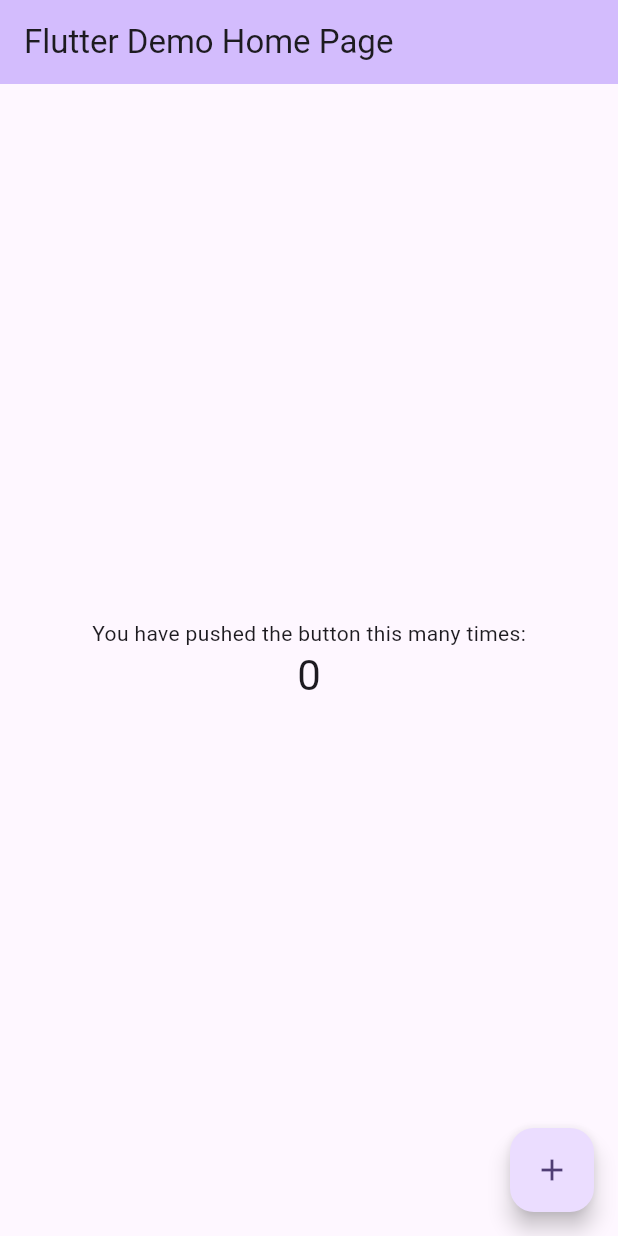
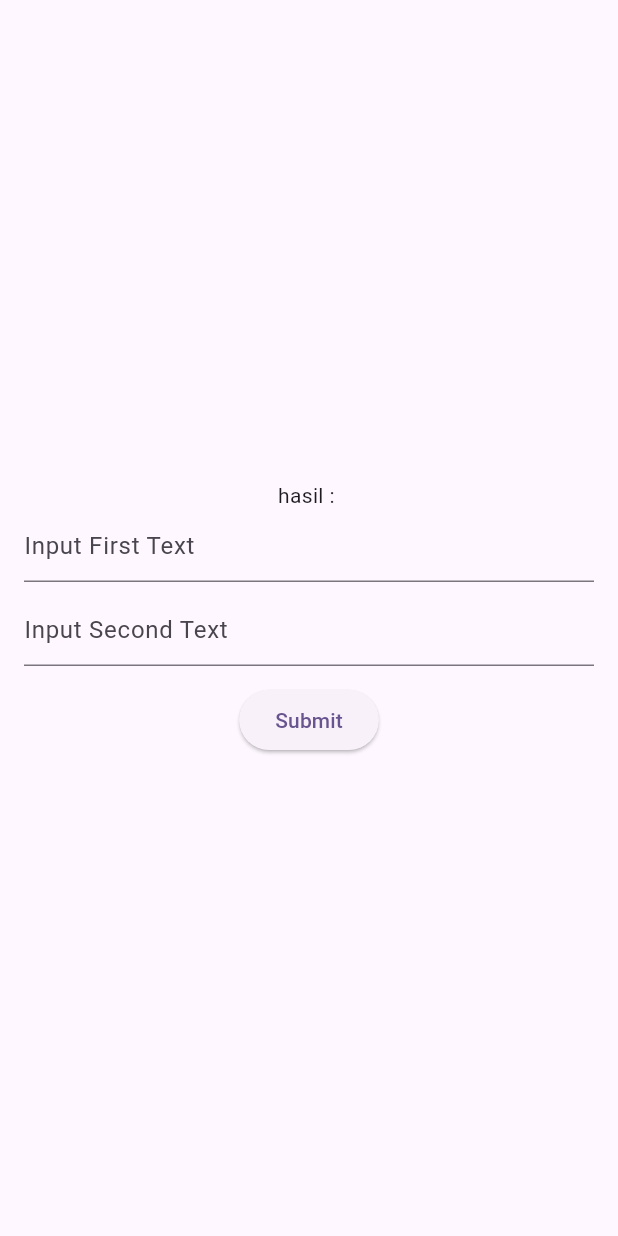
Before and after one commit to bilardos29/msitest, a Flutter app: the screen it shows after launch, on a phone screen of 412 x 824 dp. Run offline on Flutter 3.47's test engine with Material 2 defaults, Android fonts, the phone set to English and light mode, and no system bars.

Commit message:
update final comit

```diff
--- a/lib/main.dart
+++ b/lib/main.dart
@@ -1,4 +1,8 @@
 import 'package:flutter/material.dart';
+import 'package:msitest/view/presenter/data_process.dart';
+import 'package:msitest/view/screen_a.dart';
+import 'package:msitest/view/screen_b.dart';
+import 'package:provider/provider.dart';
 
 void main() {
   runApp(const MyApp());
@@ -13,113 +17,16 @@ class MyApp extends StatelessWidget {
     return MaterialApp(
       title: 'Flutter Demo',
       theme: ThemeData(
-        // This is the theme of your application.
-        //
-        // TRY THIS: Try running your application with "flutter run". You'll see
-        // the application has a blue toolbar. Then, without quitting the app,
-        // try changing the seedColor in the colorScheme below to Colors.green
-        // and then invoke "hot reload" (save your changes or press the "hot
-        // reload" button in a Flutter-supported IDE, or press "r" if you used
-        // the command line to start the app).
-        //
-        // Notice that the counter didn't reset back to zero; the application
-        // state is not lost during the reload. To reset the state, use hot
-        // restart instead.
-        //
-        // This works for code too, not just values: Most code changes can be
-        // tested with just a hot reload.
+
         colorScheme: ColorScheme.fromSeed(seedColor: Colors.deepPurple),
         useMaterial3: true,
       ),
-      home: const MyHomePage(title: 'Flutter Demo Home Page'),
+      home: MultiProvider(
+        providers: [
+          ChangeNotifierProvider(create: (_) => DataProcess()),
+        ],
+        child: const ScreenB(),
+      ),
     );
   }
 }
-
-class MyHomePage extends StatefulWidget {
-  const MyHomePage({super.key, required this.title});
-
-  // This widget is the home page of your application. It is stateful, meaning
-  // that it has a State object (defined below) that contains fields that affect
-  // how it looks.
-
-  // This class is the configuration for the state. It holds the values (in this
-  // case the title) provided by the parent (in this case the App widget) and
-  // used by the build method of the State. Fields in a Widget subclass are
-  // always marked "final".
-
-  final String title;
-
-  @override
-  State<MyHomePage> createState() => _MyHomePageState();
-}
-
-class _MyHomePageState extends State<MyHomePage> {
-  int _counter = 0;
-
-  void _incrementCounter() {
-    setState(() {
-      // This call to setState tells the Flutter framework that something has
-      // changed in this State, which causes it to rerun the build method below
-      // so that the display can reflect the updated values. If we changed
-      // _counter without calling setState(), then the build method would not be
-      // called again, and so nothing would appear to happen.
-      _counter++;
-    });
-  }
-
-  @override
-  Widget build(BuildContext context) {
-    // This method is rerun every time setState is called, for instance as done
-    // by the _incrementCounter method above.
-    //
-    // The Flutter framework has been optimized to make rerunning build methods
-    // fast, so that you can just rebuild anything that needs updating rather
-    // than having to individually change instances of widgets.
-    return Scaffold(
-      appBar: AppBar(
-        // TRY THIS: Try changing the color here to a specific color (to
-        // Colors.amber, perhaps?) and trigger a hot reload to see the AppBar
-        // change color while the other colors stay the same.
-        backgroundColor: Theme.of(context).colorScheme.inversePrimary,
-        // Here we take the value from the MyHomePage object that was created by
-        // the App.build method, and use it to set our appbar title.
-        title: Text(widget.title),
-      ),
-      body: Center(
-        // Center is a layout widget. It takes a single child and positions it
-        // in the middle of the parent.
-        child: Column(
-          // Column is also a layout widget. It takes a list of children and
-          // arranges them vertically. By default, it sizes itself to fit its
-          // children horizontally, and tries to be as tall as its parent.
-          //
-          // Column has various properties to control how it sizes itself and
-          // how it positions its children. Here we use mainAxisAlignment to
-          // center the children vertically; the main axis here is the vertical
-          // axis because Columns are vertical (the cross axis would be
-          // horizontal).
-          //
-          // TRY THIS: Invoke "debug painting" (choose the "Toggle Debug Paint"
-          // action in the IDE, or press "p" in the console), to see the
-          // wireframe for each widget.
-          mainAxisAlignment: MainAxisAlignment.center,
-          children: <Widget>[
-            const Text(
-              'You have pushed the button this many times:',
-            ),
-            Text(
-              '$_counter',
-              style: Theme.of(context).textTheme.headlineMedium,
-            ),
-          ],
-        ),
-      ),
-      floatingActionButton: FloatingActionButton(
-        onPressed: _incrementCounter,
-        tooltip: 'Increment',
-        child: const Icon(Icons.add),
-      ), // This trailing comma makes auto-formatting nicer for build methods.
-    );
-  }
-}
--- /dev/null
+++ b/lib/view/presenter/data_process.dart
@@ -0,0 +1,28 @@
+import 'package:flutter/cupertino.dart';
+
+class DataProcess with ChangeNotifier {
+  String _result = '';
+
+  set result(String val) {
+    _result = val;
+    notifyListeners();
+  }
+
+  String get result => _result;
+
+  void submitData(String text1, String text2) {
+    /**
+     * This function will be matching each character in text1,
+     * into text2
+     * */
+    for (int i = 0; i < text1.length; i++) {
+      if (!text1[i].contains(' ')) {
+        if (!_result.contains(text1[i]) && text2.contains(text1[i])) {
+          _result = _result + text1[i];
+        }
+      }
+    }
+
+    notifyListeners();
+  }
+}
--- /dev/null
+++ b/lib/view/screen_b.dart
@@ -0,0 +1,55 @@
+import 'package:flutter/material.dart';
+import 'package:msitest/view/presenter/data_process.dart';
+import 'package:provider/provider.dart';
+
+class ScreenB extends StatefulWidget {
+  const ScreenB({Key? key}) : super(key: key);
+
+  @override
+  State<ScreenB> createState() => _ScreenBState();
+}
+
+class _ScreenBState extends State<ScreenB> {
+  late TextEditingController text1;
+  late TextEditingController text2;
+  late DataProcess presenter;
+
+  @override
+  void initState() {
+    // TODO: implement initState
+    super.initState();
+    text1 = TextEditingController();
+    text2 = TextEditingController();
+  }
+
+  @override
+  Widget build(BuildContext context) {
+    presenter = Provider.of<DataProcess>(context);
+    return Scaffold(
+      body: Padding(
+        padding: const EdgeInsets.all(16.0),
+        child: Column(
+          mainAxisAlignment: MainAxisAlignment.center,
+          crossAxisAlignment: CrossAxisAlignment.center,
+          children: [
+            Text('hasil : ${presenter.result}'),
+            TextField(
+                controller: text1,
+                decoration: InputDecoration(hintText: 'Input First Text')),
+            SizedBox(height: 8),
+            TextField(
+                controller: text2,
+                decoration: InputDecoration(hintText: 'Input Second Text')),
+            SizedBox(height: 12),
+            ElevatedButton(
+                onPressed: () {
+                  presenter.submitData(text1.text, text2.text);
+                  // Navigator.pop(context);
+                },
+                child: Text("Submit")),
+          ],
+        ),
+      ),
+    );
+  }
+}
--- a/pubspec.yaml
+++ b/pubspec.yaml
@@ -35,6 +35,7 @@ dependencies:
   # The following adds the Cupertino Icons font to your application.
   # Use with the CupertinoIcons class for iOS style icons.
   cupertino_icons: ^1.0.2
+  provider: ^6.0.5
 
 dev_dependencies:
   flutter_test:
```
Also changed, not shown: lib/view/screen_a.dart (added, +38 -0 lines), pubspec.lock.
